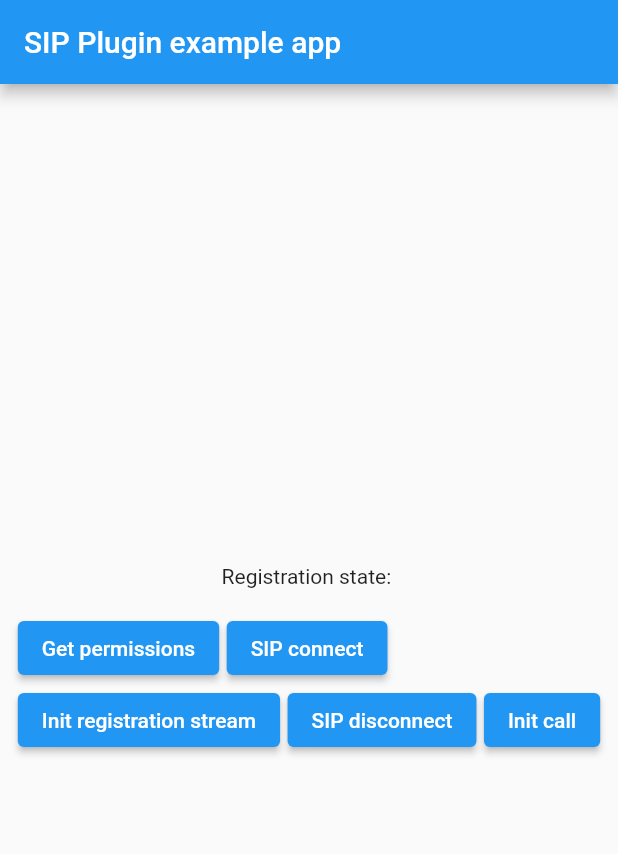
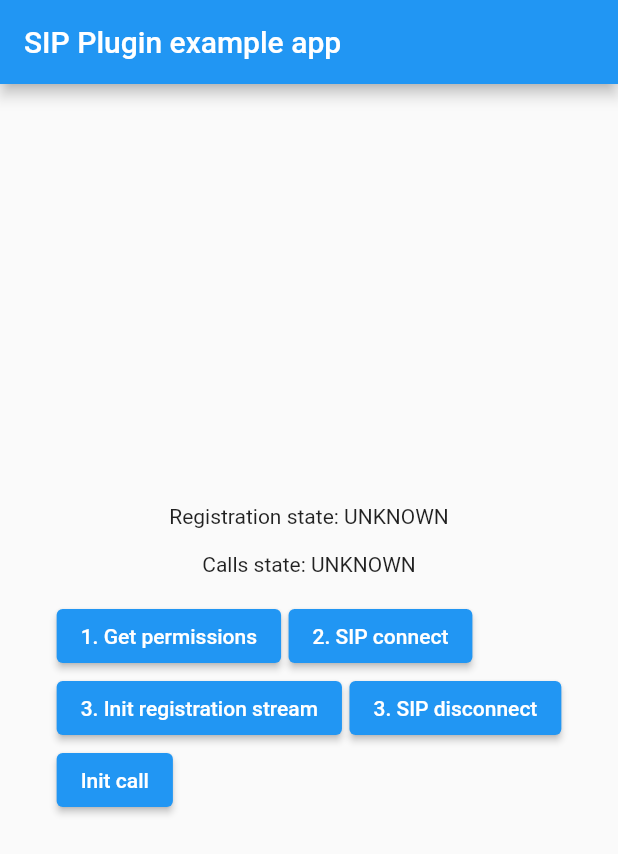
Before and after one commit to iampato/sip_native, a Flutter app: the screen it shows after launch, after a tap on "Init call", on a phone screen of 412 x 824 dp. Shown: the top 854 px of the screen. Run offline on Flutter 3.47's test engine with Material 2 defaults, Android fonts, the phone set to English and light mode, and no system bars; our stand-ins replace fluttertoast.

Commit message:
exmaple done

```diff
--- a/example/lib/home.dart
+++ b/example/lib/home.dart
@@ -9,12 +9,19 @@ class HomePage extends StatefulWidget {
 }
 
 class _HomePageState extends State<HomePage> {
-  String _registrationState = "";
+  String _registrationState = "UNKNOWN";
+  String _callsState = "UNKNOWN";
 
   @override
   void initState() {
     super.initState();
     initRegistrationStream();
+  }
+
+  @override
+  void dispose() {
+    SipNative.disconnectSip();
+    super.dispose();
   }
 
   initRegistrationStream() {
@@ -28,6 +35,21 @@ class _HomePageState extends State<HomePage> {
       print(e.toString());
       Fluttertoast.showToast(
         msg: "Registration stream error\n${e.toString()}",
+      );
+    }
+  }
+
+  initCallsStream() {
+    try {
+      SipNative.callsStateStream().listen((event) {
+        setState(() {
+          _callsState = event.toString();
+        });
+      });
+    } catch (e) {
+      print(e.toString());
+      Fluttertoast.showToast(
+        msg: "Calls stream error\n${e.toString()}",
       );
     }
   }
@@ -58,21 +80,22 @@ class _HomePageState extends State<HomePage> {
             Center(
               child: Text('Registration state: $_registrationState\n'),
             ),
+            Text('Calls state: $_callsState\n'),
             Wrap(
               spacing: 5,
               children: [
                 ElevatedButton(
-                  child: Text("Get permissions"),
+                  child: Text("1. Get permissions"),
                   onPressed: () async {
                     await SipNative.requestPermissions();
                   },
                 ),
                 ElevatedButton(
-                  child: Text("SIP connect"),
+                  child: Text("2. SIP connect"),
                   onPressed: () async {
-                    String username = "";
-                    String password = "";
-                    String domain = "";
+                    String username = "254717008247";
+                    String password = "475bbd248835981240e0fab16cdeb5af";
+                    String domain = "138.68.167.56";
                     bool response = await connectToSip(
                       username,
                       password,
@@ -82,13 +105,13 @@ class _HomePageState extends State<HomePage> {
                   },
                 ),
                 ElevatedButton(
-                  child: Text("Init registration stream"),
+                  child: Text("3. Init registration stream"),
                   onPressed: () {
                     initRegistrationStream();
                   },
                 ),
                 ElevatedButton(
-                  child: Text("SIP disconnect"),
+                  child: Text("3. SIP disconnect"),
                   onPressed: () async {
                     await SipNative.disconnectSip();
                   },
@@ -96,7 +119,10 @@ class _HomePageState extends State<HomePage> {
                 ElevatedButton(
                   child: Text("Init call"),
                   onPressed: () async {
-                    await SipNative.initCall("","");
+                    bool res = await SipNative.initCall("254727751850");
+                    if (res) {
+                      initCallsStream();
+                    }
                   },
                 ),
               ],
--- a/lib/sip_native.dart
+++ b/lib/sip_native.dart
@@ -25,6 +25,8 @@ class SipNative {
       const MethodChannel('sip_native/method');
   static const EventChannel _eventChannel =
       const EventChannel('sip_native/register_events');
+  static const EventChannel _callsChannel =
+      const EventChannel("sip_native/calls_events");
 
   /// registrationStateStream
   /// return stream of the different sip connections state
@@ -36,10 +38,10 @@ class SipNative {
   ///    in a try catch to catch the exception plus the reason for the failure
   static Stream<String> registrationStateStream() {
     _streamSubscription?.cancel();
-    if (_streamController == null) {
+    if (_streamController == null || !_streamController.hasListener) {
       _streamController = StreamController.broadcast();
     }
-    _streamController.sink.add("UNKNOWN");
+    // _streamController.sink.add("UNKNOWN");
     _connectedNotifier.addListener(() {
       if (_connectedNotifier.value == true) {
         _streamSubscription =
@@ -53,6 +55,11 @@ class SipNative {
     });
 
     return _streamController.stream;
+  }
+
+  /// callsStateStream
+  static Stream callsStateStream() {
+    return _callsChannel.receiveBroadcastStream().asBroadcastStream();
   }
 
   /// initPlugin
@@ -112,12 +119,12 @@ class SipNative {
   }
 
   /// initCall
-  /// requires caller username and the server domain
-  static Future<void> initCall(String username, String domain) async {
-    await _methodChannel.invokeMethod(
+  /// requires caller username
+  static Future<bool> initCall(String username) async {
+   return await _methodChannel.invokeMethod(
       'initCall',
       <String, dynamic>{
-        'uri': "$username@$domain",
+        'uri': "$username",
       },
     );
   }
@@ -177,7 +184,6 @@ class SipNative {
 
   static String getProtocol(SipProtocol sipProtocol) {
     String protocol;
-
     switch (sipProtocol) {
       case SipProtocol.UDP:
         protocol = "UDP";
```
Also changed, not shown: example/pubspec.yaml (+2 -38 lines).
